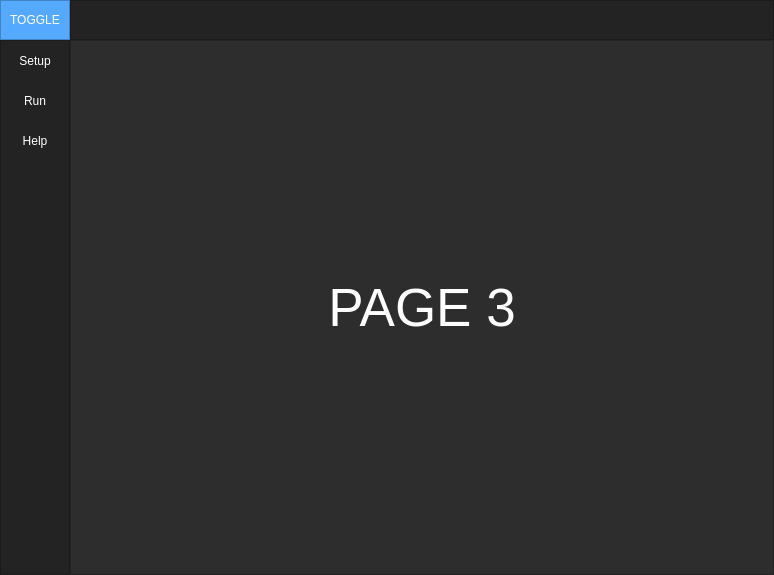
First picture: the form in GUI/ui_main.ui, repository Chadonillo/FInal-Year-Project, before the edit.
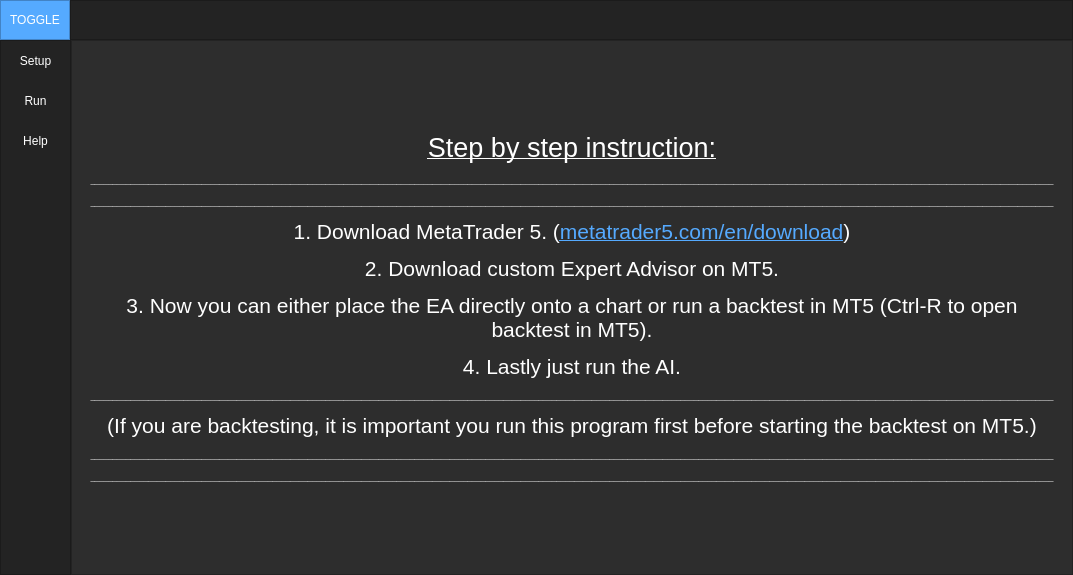
Second picture: the form after the edit. The open tabs and pages were chosen to show the change. Icons and pictures are not drawn.

Patch:
```diff
--- a/GUI/ui_main.ui
+++ b/GUI/ui_main.ui
@@ -6,7 +6,7 @@
    <rect>
     <x>0</x>
     <y>0</y>
-    <width>774</width>
+    <width>976</width>
     <height>575</height>
    </rect>
   </property>
@@ -166,7 +166,7 @@
         <widget class="QFrame" name="frame_left_menu">
          <property name="minimumSize">
           <size>
-           <width>70</width>
+           <width>71</width>
            <height>0</height>
           </size>
          </property>
@@ -687,11 +687,14 @@
                  <string notr="true">color: #FFF;</string>
                 </property>
                 <property name="text">
-                 <string>PAGE 3</string>
+                 <string>&lt;html&gt;&lt;head/&gt;&lt;body&gt;&lt;p align=&quot;center&quot;&gt;&lt;span style=&quot; font-size:20pt; text-decoration: underline;&quot;&gt;Step by step instruction:&lt;/span&gt;&lt;/p&gt;&lt;p align=&quot;center&quot;&gt;&lt;span style=&quot; font-size:6pt;&quot;&gt;_________________________________________________________________________________________________________________________________________________________________________________________________________________________&lt;/span&gt;&lt;/p&gt;&lt;p align=&quot;center&quot;&gt;&lt;span style=&quot; font-size:6pt;&quot;&gt;_________________________________________________________________________________________________________________________________________________________________________________________________________________________&lt;/span&gt;&lt;/p&gt;&lt;p align=&quot;center&quot;&gt;&lt;span style=&quot; font-size:16pt;&quot;&gt;1. Download MetaTrader 5. (&lt;/span&gt;&lt;a href=&quot;https://www.metatrader5.com/en/download&quot;&gt;&lt;span style=&quot; font-size:16pt; text-decoration: underline; color:#55aaff;&quot;&gt;metatrader5.com/en/download&lt;/span&gt;&lt;/a&gt;&lt;span style=&quot; font-size:16pt;&quot;&gt;)&lt;/span&gt;&lt;/p&gt;&lt;p align=&quot;center&quot;&gt;&lt;span style=&quot; font-size:16pt;&quot;&gt;2. Download custom Expert Advisor on MT5.&lt;/span&gt;&lt;/p&gt;&lt;p align=&quot;center&quot;&gt;&lt;span style=&quot; font-size:16pt;&quot;&gt;3. Now you can either place the EA directly onto a chart or run a backtest in MT5 (Ctrl-R to open backtest in MT5).&lt;/span&gt;&lt;/p&gt;&lt;p align=&quot;center&quot;&gt;&lt;span style=&quot; font-size:16pt;&quot;&gt;4. Lastly just run the AI.&lt;/span&gt;&lt;/p&gt;&lt;p align=&quot;center&quot;&gt;&lt;span style=&quot; font-size:6pt;&quot;&gt;_________________________________________________________________________________________________________________________________________________________________________________________________________________________&lt;/span&gt;&lt;/p&gt;&lt;p align=&quot;center&quot;&gt;&lt;span style=&quot; font-size:16pt;&quot;&gt;(If you are backtesting, it is important you run this program first before starting the backtest on MT5.)&lt;/span&gt;&lt;/p&gt;&lt;p align=&quot;center&quot;&gt;&lt;span style=&quot; font-size:6pt;&quot;&gt;_________________________________________________________________________________________________________________________________________________________________________________________________________________________&lt;/span&gt;&lt;/p&gt;&lt;p align=&quot;center&quot;&gt;&lt;span style=&quot; font-size:6pt;&quot;&gt;_________________________________________________________________________________________________________________________________________________________________________________________________________________________&lt;/span&gt;&lt;/p&gt;&lt;/body&gt;&lt;/html&gt;</string>
                 </property>
                 <property name="alignment">
                  <set>Qt::AlignCenter</set>
                 </property>
+                <property name="wordWrap">
+                 <bool>true</bool>
+                </property>
                </widget>
               </item>
              </layout>
```
Left out of the diff: 6 changed lines with no effect on the pictures.
